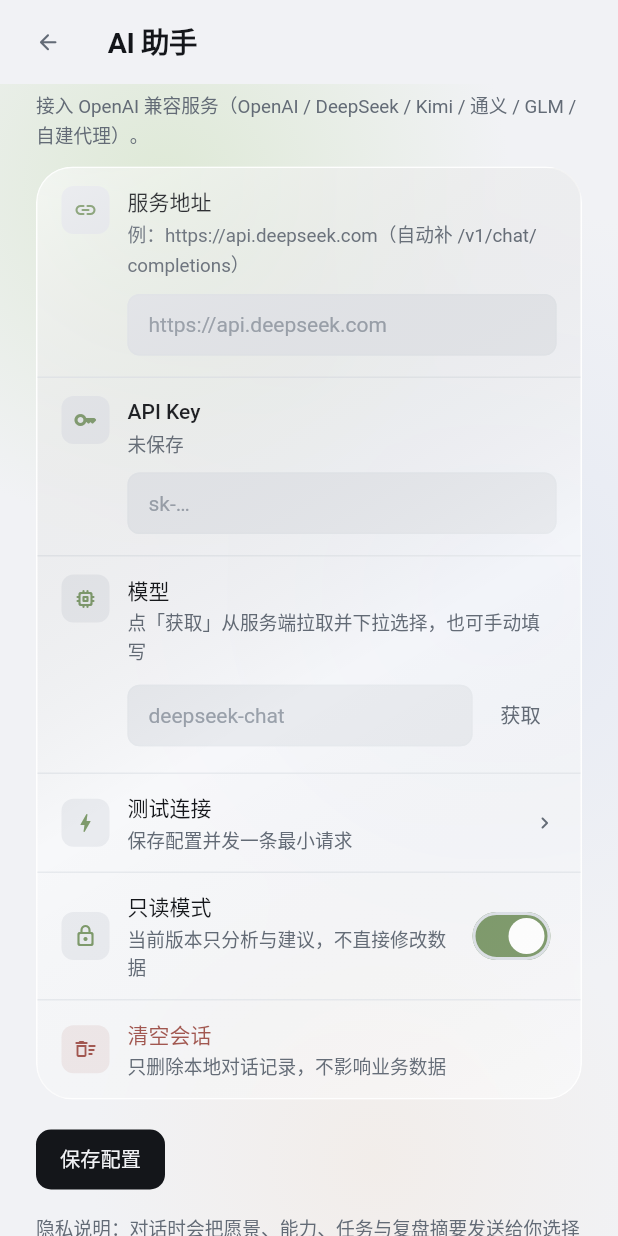
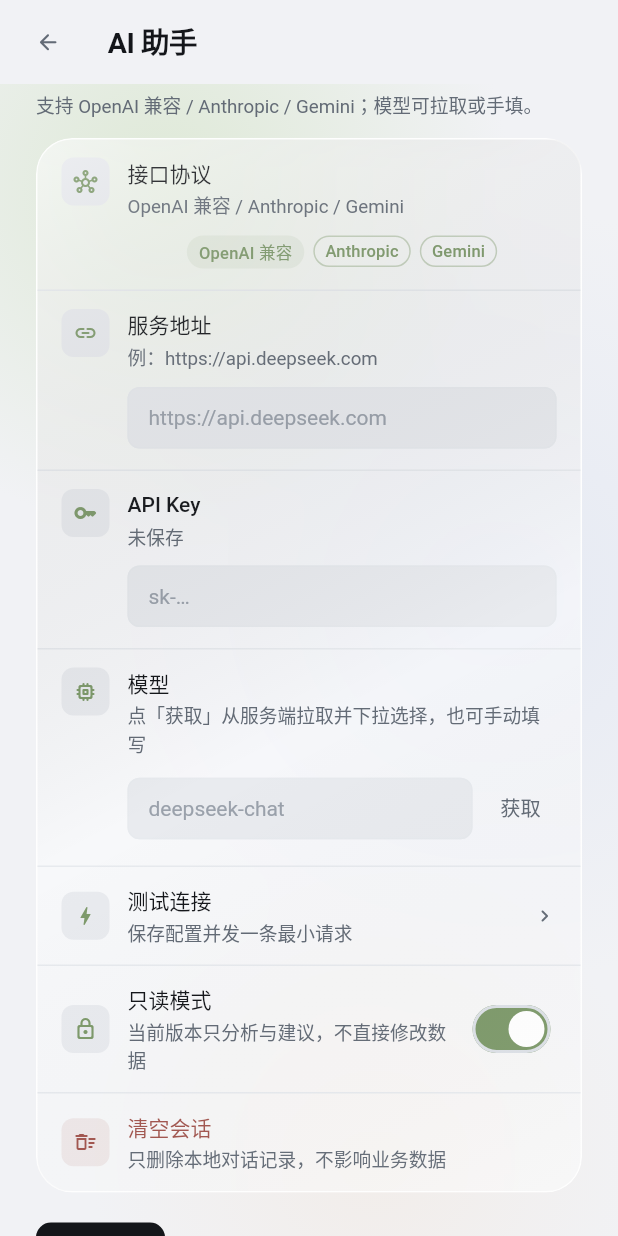
Before and after one commit to Fandecade/life-plan, a Flutter app: the AiSettingsPage widget shown alone on an empty page, opened directly, on a phone screen of 412 x 824 dp. Run offline on Flutter 3.47's test engine with Material 3 defaults, Android fonts, the phone set to English and light mode, and no system bars; our stand-ins replace file_picker, flutter_local_notifications, flutter_secure_storage, flutter_timezone, hive, hive_flutter and 1 more; accounts and stored records are empty.

Commit message:
feat: AI 助手 P4 完成（Anthropic/Gemini 原生协议与协议切换）

```diff
--- a/lib/app/bootstrap.dart
+++ b/lib/app/bootstrap.dart
@@ -1,7 +1,10 @@
 import '../core/ai/ai_assistant_service.dart';
+import '../core/ai/anthropic_provider.dart';
+import '../core/ai/gemini_provider.dart';
 import '../core/ai/ai_context_builder.dart';
 import '../core/ai/ai_draft_applier.dart';
 import '../core/ai/ai_key_store.dart';
+import '../core/ai/ai_models.dart';
 import '../core/ai/ai_settings_controller.dart';
 import '../core/ai/ai_tool_registry.dart';
 import '../core/ai/openai_provider.dart';
@@ -184,12 +187,17 @@ class AppBootstrap {
       reminders: reminders,
       settings: reminderSettings,
     );
-    final AiProvider aiProvider = OpenAiCompatibleProvider();
+    final Map<AiProviderKind, AiProvider> aiProviders =
+        <AiProviderKind, AiProvider>{
+          AiProviderKind.openai: OpenAiCompatibleProvider(),
+          AiProviderKind.anthropic: AnthropicProvider(),
+          AiProviderKind.gemini: GeminiProvider(),
+        };
     final AiSettingsController aiSettings = AiSettingsController(
       box: db.settings,
       conversations: db.aiConversations,
       keyStore: AiKeyStore(),
-      provider: aiProvider,
+      providers: aiProviders,
     );
     await aiSettings.load();
     final AiContextBuilder aiContext = AiContextBuilder(
@@ -224,7 +232,7 @@ class AppBootstrap {
     final AiAssistantService aiAssistant = AiAssistantService(
       settings: aiSettings,
       tools: aiTools,
-      provider: aiProvider,
+
       applier: aiDraftApplier,
     );
 
--- a/lib/core/ai/ai_assistant_service.dart
+++ b/lib/core/ai/ai_assistant_service.dart
@@ -6,18 +6,15 @@ import 'ai_draft_applier.dart';
 import 'ai_models.dart';
 import 'ai_settings_controller.dart';
 import 'ai_tool_registry.dart';
-import 'openai_provider.dart';
 
 /// 会话编排：系统提示 + 历史 + 工具循环；写工具只产生草稿，确认后统一执行。
 class AiAssistantService extends ChangeNotifier {
   AiAssistantService({
     required AiSettingsController settings,
     required AiToolRegistry tools,
-    required AiProvider provider,
     required AiDraftApplier applier,
   }) : _settings = settings,
        _tools = tools,
-       _provider = provider,
        _applier = applier;
 
   static const String _systemPrompt =
@@ -32,7 +29,7 @@ class AiAssistantService extends ChangeNotifier {
 
   final AiSettingsController _settings;
   final AiToolRegistry _tools;
-  final AiProvider _provider;
+
   final AiDraftApplier _applier;
 
   bool _busy = false;
@@ -67,7 +64,7 @@ class AiAssistantService extends ChangeNotifier {
 
       String content = '';
       for (int round = 0; round < 5; round++) {
-        final AiChatResult result = await _provider.complete(
+        final AiChatResult result = await _settings.provider.complete(
           config: _settings.config,
           apiKey: _settings.apiKey!,
           messages: messages,
--- a/lib/core/ai/ai_models.dart
+++ b/lib/core/ai/ai_models.dart
@@ -2,12 +2,35 @@ import 'dart:convert';
 
 import 'package:uuid/uuid.dart';
 
+/// 接口协议。
+enum AiProviderKind {
+  openai('OpenAI 兼容', 'https://api.deepseek.com'),
+  anthropic('Anthropic', 'https://api.anthropic.com'),
+  gemini('Gemini', 'https://generativelanguage.googleapis.com');
+
+  const AiProviderKind(this.label, this.hintBaseUrl);
+
+  final String label;
+  final String hintBaseUrl;
+
+  static AiProviderKind fromName(Object? value) =>
+      AiProviderKind.values.firstWhere(
+        (AiProviderKind item) => item.name == value,
+        orElse: () => AiProviderKind.openai,
+      );
+}
+
 /// AI 连接配置（Key 单独存安全存储，不进入这里）。
 class AiConfig {
-  const AiConfig({required this.baseUrl, required this.model});
+  const AiConfig({
+    required this.baseUrl,
+    required this.model,
+    this.provider = AiProviderKind.openai,
+  });
 
   final String baseUrl;
   final String model;
+  final AiProviderKind provider;
 
   bool get isReady => baseUrl.trim().isNotEmpty && model.trim().isNotEmpty;
 }
--- a/lib/core/ai/ai_settings_controller.dart
+++ b/lib/core/ai/ai_settings_controller.dart
@@ -13,14 +13,15 @@ class AiSettingsController extends ChangeNotifier {
     required Box<dynamic> box,
     required Box<String> conversations,
     required AiKeyStore keyStore,
-    required AiProvider provider,
+    required Map<AiProviderKind, AiProvider> providers,
   }) : _box = box,
        _conversationsBox = conversations,
        _keyStore = keyStore,
-       _provider = provider;
+       _providers = providers;
 
   static const String _kBaseUrl = 'ai.baseUrl';
   static const String _kModel = 'ai.model';
+  static const String _kProviderKind = 'ai.provider';
   static const String _kReadOnly = 'ai.readOnly';
   static const String _kCurrentConversation = 'ai.currentConversation';
   static const String _kLegacyMessages = 'ai.messages';
@@ -28,10 +29,11 @@ class AiSettingsController extends ChangeNotifier {
   final Box<dynamic> _box;
   final Box<String> _conversationsBox;
   final AiKeyStore _keyStore;
-  final AiProvider _provider;
+  final Map<AiProviderKind, AiProvider> _providers;
 
   String _baseUrl = '';
   String _model = '';
+  AiProviderKind _providerKind = AiProviderKind.openai;
   bool _readOnly = true;
   String? _apiKey;
   List<AiConversation> _conversations = <AiConversation>[];
@@ -42,7 +44,11 @@ class AiSettingsController extends ChangeNotifier {
   bool get readOnly => _readOnly;
   bool get hasKey => (_apiKey ?? '').isNotEmpty;
   String? get apiKey => _apiKey;
-  AiConfig get config => AiConfig(baseUrl: _baseUrl, model: _model);
+  AiProviderKind get providerKind => _providerKind;
+  AiProvider get provider =>
+      _providers[_providerKind] ?? _providers[AiProviderKind.openai]!;
+  AiConfig get config =>
+      AiConfig(baseUrl: _baseUrl, model: _model, provider: _providerKind);
   bool get isConfigured => config.isReady && hasKey;
 
   List<AiConversation> get conversations =>
@@ -60,6 +66,7 @@ class AiSettingsController extends ChangeNotifier {
     _baseUrl = '${_box.get(_kBaseUrl) ?? ''}'.trim();
     _model = '${_box.get(_kModel) ?? ''}'.trim();
     _readOnly = (_box.get(_kReadOnly) as bool?) ?? true;
+    _providerKind = AiProviderKind.fromName(_box.get(_kProviderKind));
     _apiKey = await _keyStore.read();
 
     final List<AiConversation> loaded = <AiConversation>[];
@@ -112,6 +119,13 @@ class AiSettingsController extends ChangeNotifier {
     if (_readOnly == value) return;
     _readOnly = value;
     await _box.put(_kReadOnly, value);
+    notifyListeners();
+  }
+
+  Future<void> setProviderKind(AiProviderKind kind) async {
+    if (_providerKind == kind) return;
+    _providerKind = kind;
+    await _box.put(_kProviderKind, kind.name);
     notifyListeners();
   }
 
@@ -183,7 +197,7 @@ class AiSettingsController extends ChangeNotifier {
   Future<String> testConnection() async {
     if (!isConfigured) return '请先填写服务地址、模型与 API Key';
     try {
-      final AiChatResult result = await _provider.complete(
+      final AiChatResult result = await provider.complete(
         config: config,
         apiKey: _apiKey!,
         messages: <AiMessage>[
@@ -201,7 +215,7 @@ class AiSettingsController extends ChangeNotifier {
     if (_baseUrl.trim().isEmpty || !hasKey) {
       throw const AiNotConfiguredException();
     }
-    return _provider.listModels(config: config, apiKey: _apiKey!);
+    return provider.listModels(config: config, apiKey: _apiKey!);
   }
 
   AiConversation? _find(String id) {
--- a/lib/modules/settings/ai_settings_page.dart
+++ b/lib/modules/settings/ai_settings_page.dart
@@ -7,6 +7,7 @@ import '../../app/theme/app_theme.dart';
 import '../../core/ai/ai_models.dart';
 import '../../core/ai/ai_settings_controller.dart';
 import '../../core/widgets/app_button.dart';
+import '../../core/widgets/app_chip.dart';
 import '../../core/widgets/app_sheet.dart';
 import '../../core/widgets/app_text_field.dart';
 import 'settings_rows.dart';
@@ -147,7 +148,7 @@ class _AiSettingsPageState extends State<AiSettingsPage> {
 
     return SettingsSubPage(
       title: 'AI 助手',
-      subtitle: '接入 OpenAI 兼容服务（OpenAI / DeepSeek / Kimi / 通义 / GLM / 自建代理）。',
+      subtitle: '支持 OpenAI 兼容 / Anthropic / Gemini；模型可拉取或手填。',
       child: Column(
         crossAxisAlignment: CrossAxisAlignment.start,
         children: <Widget>[
@@ -161,14 +162,32 @@ class _AiSettingsPageState extends State<AiSettingsPage> {
           SettingsCardGroup(
             children: <Widget>[
               SettingsControlRow(
+                icon: Icons.hub_outlined,
+                title: '接口协议',
+                subtitle: 'OpenAI 兼容 / Anthropic / Gemini',
+                child: Wrap(
+                  spacing: 6,
+                  runSpacing: 6,
+                  children: <Widget>[
+                    for (final AiProviderKind kind in AiProviderKind.values)
+                      AppChip(
+                        label: kind.label,
+                        dense: true,
+                        filled: settings.providerKind == kind,
+                        color: palette.accent,
+                        onTap: () => settings.setProviderKind(kind),
+                      ),
+                  ],
+                ),
+              ),
+              SettingsControlRow(
                 icon: Icons.link_rounded,
                 title: '服务地址',
-                subtitle:
-                    '例：https://api.deepseek.com（自动补 /v1/chat/completions）',
+                subtitle: '例：${settings.providerKind.hintBaseUrl}',
                 child: AppTextField(
                   controller: _baseUrl,
                   dense: true,
-                  hintText: 'https://api.deepseek.com',
+                  hintText: settings.providerKind.hintBaseUrl,
                 ),
               ),
               SettingsControlRow(
```
Also changed, not shown: lib/core/ai/anthropic_provider.dart (added, +238 -0 lines), lib/core/ai/gemini_provider.dart (added, +240 -0 lines), 1 other file.
